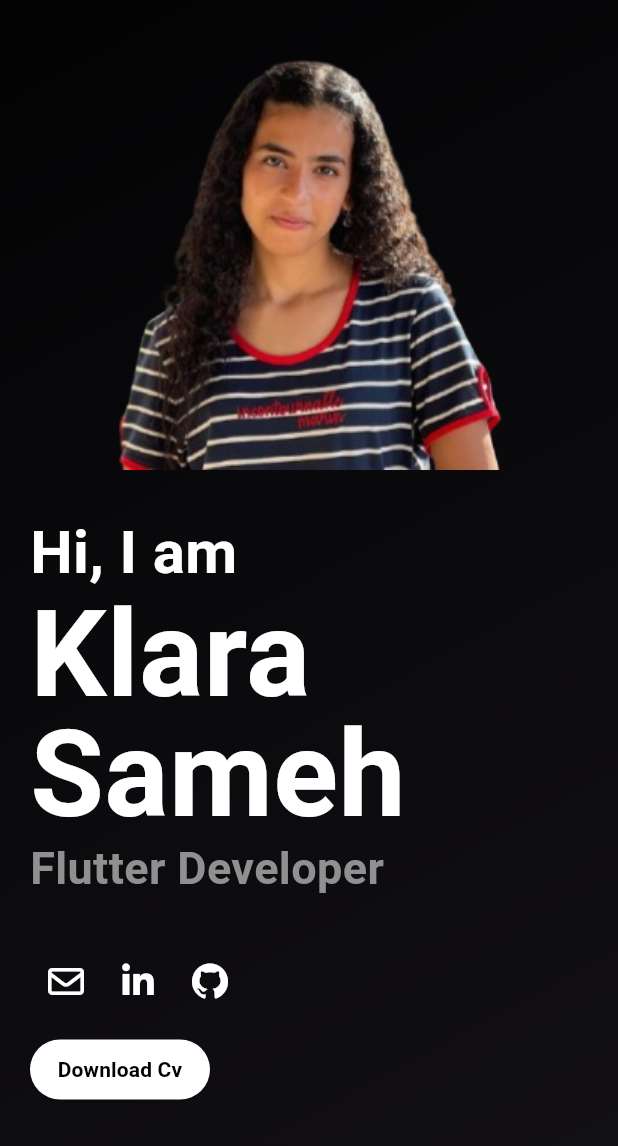
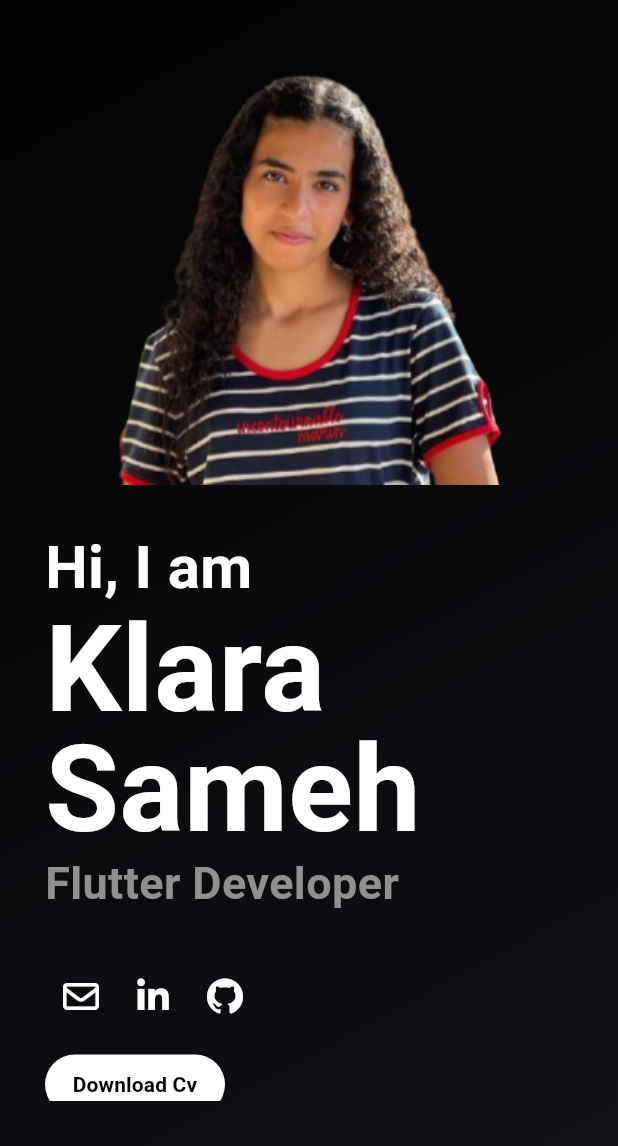
Before and after one commit to klarasameh1/Portfolio, a Flutter app: the screen it shows after launch, on a phone screen of 412 x 824 dp, the part 90-1236 px from its top. Run offline on Flutter 3.47's test engine with Material 3 defaults, Android fonts, the phone set to English and light mode, and no system bars; our stand-ins replace font_awesome_flutter.

Commit message:
simple ui fix

```diff
--- a/lib/pages/Home/homePage.dart
+++ b/lib/pages/Home/homePage.dart
@@ -53,7 +53,7 @@ class _HomePageState extends State<HomePage> {
           ),
         ),
         child: Padding(
-          padding: const EdgeInsets.all(20),
+          padding: const EdgeInsets.all(30),
           child: SingleChildScrollView(
             controller: scrollController,
             scrollDirection: Axis.vertical,
```
